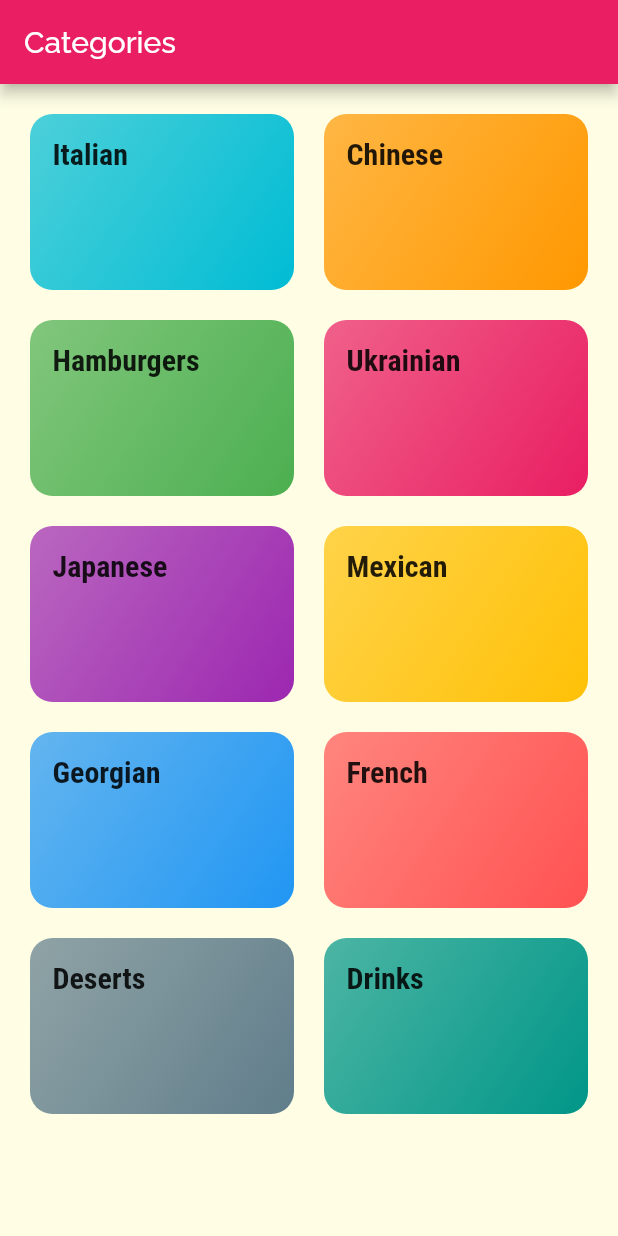
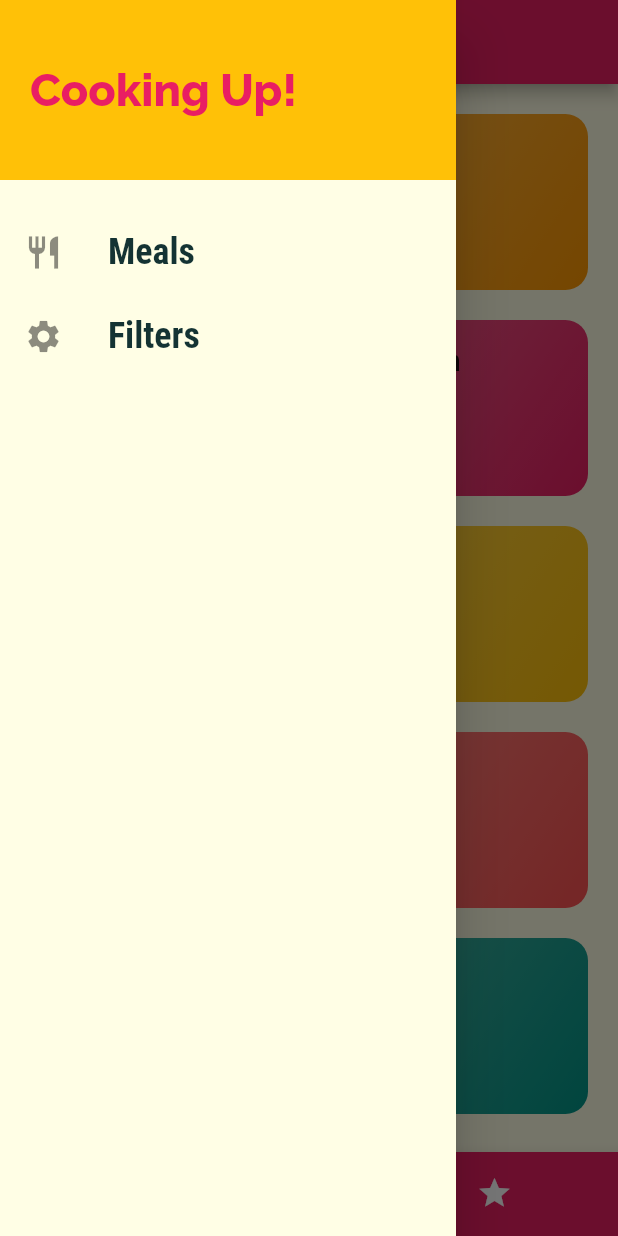
Before and after one commit to RomaKol/meals, a Flutter app: the screen it shows after launch, with the side drawer open (before the commit the screen has no drawer), on a phone screen of 412 x 824 dp. Run offline on Flutter 3.47's test engine with Material 2 defaults, Android fonts, the phone set to English and light mode, and no system bars.

Commit message:
add tabbar, start drawer

```diff
--- a/lib/main.dart
+++ b/lib/main.dart
@@ -3,6 +3,7 @@ import 'package:flutter/material.dart';
 import './screens/categories_screen.dart';
 import './screens/category_screen.dart';
 import './screens/meal_detail_screen.dart';
+import './screens/tabs_screen.dart';
 
 void main() => runApp(MyApp());
 
@@ -34,7 +35,7 @@ class MyApp extends StatelessWidget {
 //      home: CategoriesScreen(),
       initialRoute: '/',
       routes: {
-        '/': (context) => CategoriesScreen(),
+        '/': (context) => TabsScreen(),
         CategoryScreen.routeName: (context) => CategoryScreen(),
         MealDetailScreen.routeName: (context) => MealDetailScreen(),
       },
--- a/lib/screens/categories_screen.dart
+++ b/lib/screens/categories_screen.dart
@@ -7,11 +7,7 @@ import '../test_data.dart';
 class CategoriesScreen extends StatelessWidget {
   @override
   Widget build(BuildContext context) {
-    return Scaffold(
-      appBar: AppBar(
-        title: const Text('Categories'),
-      ),
-      body: GridView(
+    return GridView(
       children: TEST_CATEGORIES
           .map((category) => CategoryItem(
                 category.id,
@@ -26,7 +22,6 @@ class CategoriesScreen extends StatelessWidget {
         mainAxisSpacing: 20,
       ),
       padding: EdgeInsets.all(20),
-      ),
     );
   }
 }
--- /dev/null
+++ b/lib/screens/favorites_screen.dart
@@ -0,0 +1,10 @@
+import 'package:flutter/material.dart';
+
+class FavoritesScreen extends StatelessWidget {
+  @override
+  Widget build(BuildContext context) {
+    return Center(
+      child: Text('Favorites'),
+    );
+  }
+}
--- /dev/null
+++ b/lib/screens/tabs_screen.dart
@@ -0,0 +1,87 @@
+import 'package:flutter/material.dart';
+
+import './categories_screen.dart';
+import './favorites_screen.dart';
+import '../widgets/main_drawer.dart';
+
+class TabsScreen extends StatefulWidget {
+  @override
+  _TabsScreenState createState() => _TabsScreenState();
+}
+
+class _TabsScreenState extends State<TabsScreen> {
+  final List<Map<String, Object>> _pages = [
+    {
+      'page': CategoriesScreen(),
+      'title': 'Categories',
+    },
+    {
+      'page': FavoritesScreen(),
+      'title': 'Favorites',
+    },
+  ];
+  int _selectedPageIndex = 0;
+
+  void _selectPage(int index) {
+    setState(() {
+      this._selectedPageIndex = index;
+    });
+  }
+
+  @override
+  Widget build(BuildContext context) {
+    // return DefaultTabController(
+    //   length: 2,
+    //   initialIndex: 0,
+    //   child: Scaffold(
+    //     appBar: AppBar(
+    //       bottom: TabBar(
+    //         tabs: <Widget>[
+    //           Tab(
+    //             icon: Icon(Icons.category),
+    //             text: 'Categories',
+    //           ),
+    //           Tab(
+    //             icon: Icon(Icons.star),
+    //             text: 'Favorites',
+    //           ),
+    //         ],
+    //       ),
+    //     ),
+    //     body: TabBarView(
+    //       children: <Widget>[
+    //         CategoriesScreen(),
+    //         FavoritesScreen(),
+    //       ],
+    //     ),
+    //   ),
+    // );
+    return Scaffold(
+      appBar: AppBar(
+        title: Text(this._pages[this._selectedPageIndex]['title']),
+      ),
+      drawer: MainDrawer(),
+      body: this._pages[this._selectedPageIndex]['page'],
+      bottomNavigationBar: BottomNavigationBar(
+        onTap: _selectPage,
+        backgroundColor: Theme.of(context).primaryColor,
+        unselectedItemColor: Colors.white,
+        selectedItemColor: Theme.of(context).accentColor,
+        currentIndex: this._selectedPageIndex,
+        type: BottomNavigationBarType.shifting,
+        items: [
+          BottomNavigationBarItem(
+            backgroundColor: Theme.of(context).primaryColor,
+            icon: Icon(Icons.category),
+            title: Text('Categories'),
+          ),
+          BottomNavigationBarItem(
+            backgroundColor: Theme.of(context).primaryColor,
+            icon: Icon(Icons.star),
+            title: Text('Favorites'),
+          ),
+        ],
+      ),
+    );
+  }
+}
--- /dev/null
+++ b/lib/widgets/main_drawer.dart
@@ -0,0 +1,51 @@
+import 'package:flutter/material.dart';
+
+class MainDrawer extends StatelessWidget {
+  Widget buildListTile(String title, IconData icon) {
+    return ListTile(
+      leading: Icon(
+        icon,
+        size: 26,
+      ),
+      title: Text(
+        title,
+        style: TextStyle(
+          fontFamily: 'RobotoCondensed',
+          fontSize: 24,
+          fontWeight: FontWeight.bold,
+        ),
+      ),
+      onTap: () {},
+    );
+  }
+
+  @override
+  Widget build(BuildContext context) {
+    return Drawer(
+      child: Column(
+        children: <Widget>[
+          Container(
+            height: 120,
+            width: double.infinity,
+            padding: EdgeInsets.all(20),
+            alignment: Alignment.centerLeft,
+            color: Theme.of(context).accentColor,
+            child: Text(
+              'Cooking Up!',
+              style: TextStyle(
+                fontWeight: FontWeight.w900,
+                fontSize: 30,
+                color: Theme.of(context).primaryColor,
+              ),
+            ),
+          ),
+          SizedBox(
+            height: 20,
+          ),
+          buildListTile('Meals', Icons.restaurant),
+          buildListTile('Filters', Icons.settings),
+        ],
+      ),
+    );
+  }
+}
```
Lines whose indentation alone changed are shown as unchanged.
